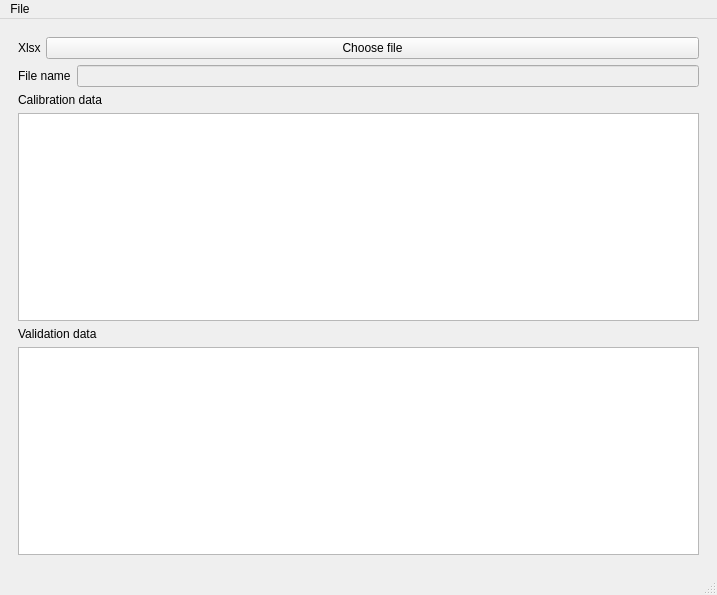
Old version of the form valexa/gui/main_window.ui in the repository abouhana/valexa.
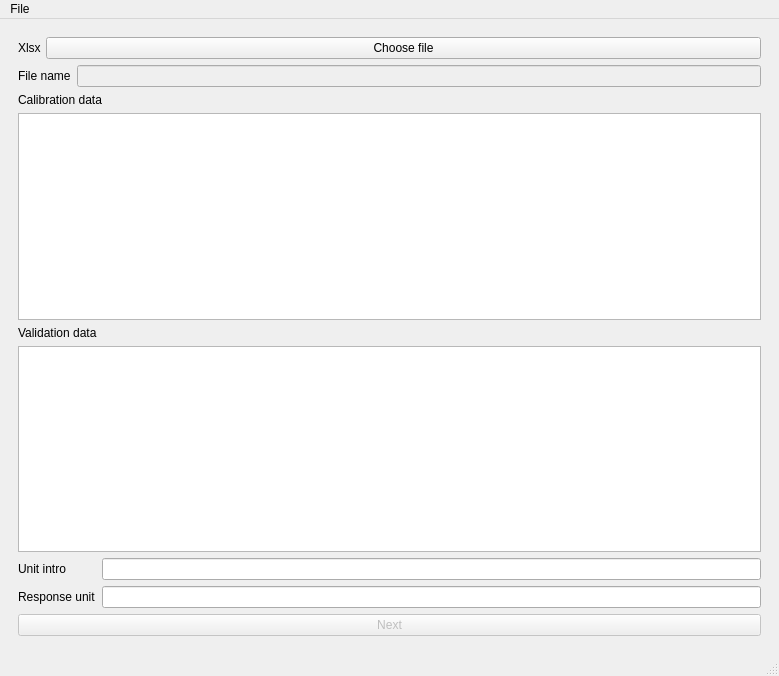
New version of the form. The open tabs and pages were chosen to show the change.

```diff
--- a/valexa/gui/main_window.ui
+++ b/valexa/gui/main_window.ui
@@ -6,8 +6,8 @@
    <rect>
     <x>0</x>
     <y>0</y>
-    <width>717</width>
-    <height>595</height>
+    <width>779</width>
+    <height>676</height>
    </rect>
   </property>
   <property name="windowTitle">
@@ -79,7 +79,7 @@
        </layout>
       </widget>
       <widget class="QWidget" name="data">
-       <layout class="QVBoxLayout" name="verticalLayout_5" stretch="0,0,0,0,0,0">
+       <layout class="QVBoxLayout" name="verticalLayout_5" stretch="0,0,0,0,0,0,0,0">
         <item>
          <layout class="QVBoxLayout" name="verticalLayout_8" stretch="0">
           <property name="spacing">
@@ -157,7 +157,47 @@
          </widget>
         </item>
         <item>
-         <widget class="QListWidget" name="listWidget_2"/>
+         <widget class="QListWidget" name="validation_data_list_widget"/>
+        </item>
+        <item>
+         <layout class="QFormLayout" name="formLayout">
+          <item row="0" column="0">
+           <widget class="QLabel" name="unitIntroLabel">
+            <property name="text">
+             <string>Unit intro</string>
+            </property>
+           </widget>
+          </item>
+          <item row="0" column="1">
+           <widget class="QLineEdit" name="unitIntroLineEdit"/>
+          </item>
+          <item row="1" column="0">
+           <widget class="QLabel" name="responseUnitLabel">
+            <property name="text">
+             <string>Response unit</string>
+            </property>
+           </widget>
+          </item>
+          <item row="1" column="1">
+           <widget class="QLineEdit" name="responseUnitLineEdit"/>
+          </item>
+         </layout>
+        </item>
+        <item>
+         <widget class="QPushButton" name="confirm_data_button">
+          <property name="enabled">
+           <bool>false</bool>
+          </property>
+          <property name="minimumSize">
+           <size>
+            <width>699</width>
+            <height>0</height>
+           </size>
+          </property>
+          <property name="text">
+           <string>Next</string>
+          </property>
+         </widget>
         </item>
        </layout>
       </widget>
@@ -170,7 +210,7 @@
     <rect>
      <x>0</x>
      <y>0</y>
-     <width>717</width>
+     <width>779</width>
      <height>20</height>
     </rect>
    </property>
```
Left out of the diff: 5 changed lines with no effect on the pictures.
